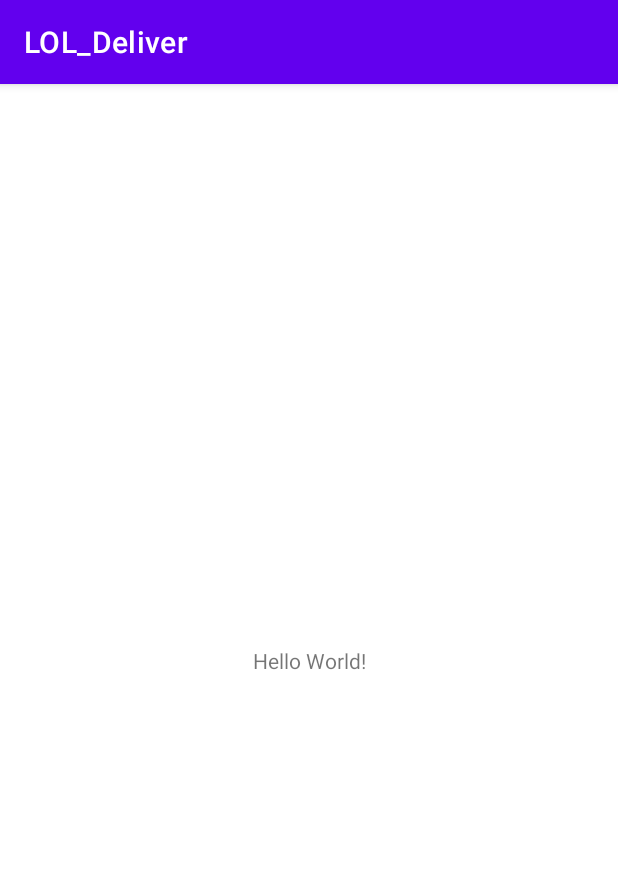
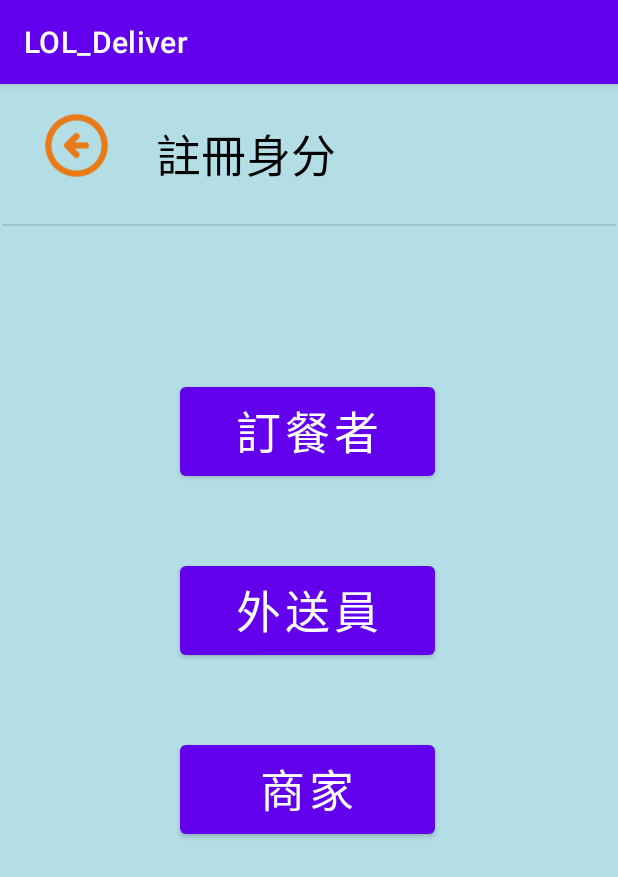
Before and after one commit to benson0935679831/lol_deliver, an Android app: the screen it shows after launch (MainActivity), on a phone screen of 412 x 824 dp. Shown: the top 877 px of the screen. Run offline under Robolectric (Android 15) with nearby library versions, the phone set to English and light mode, and no system bars.

Commit message:
register identity

```diff
--- a/app/src/main/res/layout/activity_main.xml
+++ b/app/src/main/res/layout/activity_main.xml
@@ -4,15 +4,81 @@
     xmlns:tools="http://schemas.android.com/tools"
     android:layout_width="match_parent"
     android:layout_height="match_parent"
+    android:background="#B3DEE5"
     tools:context=".MainActivity">
 
+    <Button
+        android:id="@+id/button7"
+        android:layout_width="170dp"
+        android:layout_height="71dp"
+        android:layout_marginTop="48dp"
+        android:text="外送員"
+        android:textSize="30sp"
+        app:layout_constraintEnd_toEndOf="@+id/button6"
+        app:layout_constraintStart_toStartOf="@+id/button6"
+        app:layout_constraintTop_toBottomOf="@+id/button6" />
+
+    <Button
+        android:id="@+id/button6"
+        android:layout_width="170dp"
+        android:layout_height="71dp"
+        android:layout_marginTop="196dp"
+        android:shadowColor="#000000"
+        android:shadowDx="10"
+        android:shadowDy="100"
+        android:text="訂餐者"
+        android:textColor="#FFFFFF"
+        android:textColorLink="#E87B17"
+        android:textSize="30sp"
+        app:layout_constraintEnd_toEndOf="parent"
+        app:layout_constraintHorizontal_bias="0.497"
+        app:layout_constraintStart_toStartOf="parent"
+        app:layout_constraintTop_toTopOf="parent" />
+
+    <Button
+        android:id="@+id/button8"
+        android:layout_width="170dp"
+        android:layout_height="71dp"
+        android:layout_marginTop="48dp"
+        android:text="商家"
+        android:textSize="30sp"
+        app:layout_constraintEnd_toEndOf="@+id/button7"
+        app:layout_constraintHorizontal_bias="1.0"
+        app:layout_constraintStart_toStartOf="@+id/button7"
+        app:layout_constraintTop_toBottomOf="@+id/button7" />
+
     <TextView
+        android:id="@+id/textView"
         android:layout_width="wrap_content"
         android:layout_height="wrap_content"
-        android:text="Hello World!"
-        app:layout_constraintBottom_toBottomOf="parent"
-        app:layout_constraintLeft_toLeftOf="parent"
-        app:layout_constraintRight_toRightOf="parent"
+        android:layout_marginStart="104dp"
+        android:layout_marginTop="24dp"
+        android:text="註冊身分"
+        android:textColor="#000000"
+        android:textSize="30sp"
+        app:layout_constraintStart_toStartOf="parent"
         app:layout_constraintTop_toTopOf="parent" />
 
+    <ImageView
+        android:id="@+id/imageView"
+        android:layout_width="50dp"
+        android:layout_height="50dp"
+        android:layout_marginTop="16dp"
+        app:layout_constraintEnd_toStartOf="@+id/textView"
+        app:layout_constraintHorizontal_bias="0.481"
+        app:layout_constraintStart_toStartOf="parent"
+        app:layout_constraintTop_toTopOf="parent"
+        app:srcCompat="@drawable/img" />
+
+    <View
+        android:id="@+id/divider"
+        android:layout_width="409dp"
+        android:layout_height="1dp"
+        android:background="?android:attr/listDivider"
+        app:layout_constraintBottom_toTopOf="@+id/button6"
+        app:layout_constraintEnd_toEndOf="parent"
+        app:layout_constraintStart_toStartOf="parent"
+        app:layout_constraintTop_toBottomOf="@+id/textView"
+        app:layout_constraintVertical_bias="0.19" />
+
 </androidx.constraintlayout.widget.ConstraintLayout>
```
Also changed, not shown: app/src/main/res/drawable/img.png (added).
